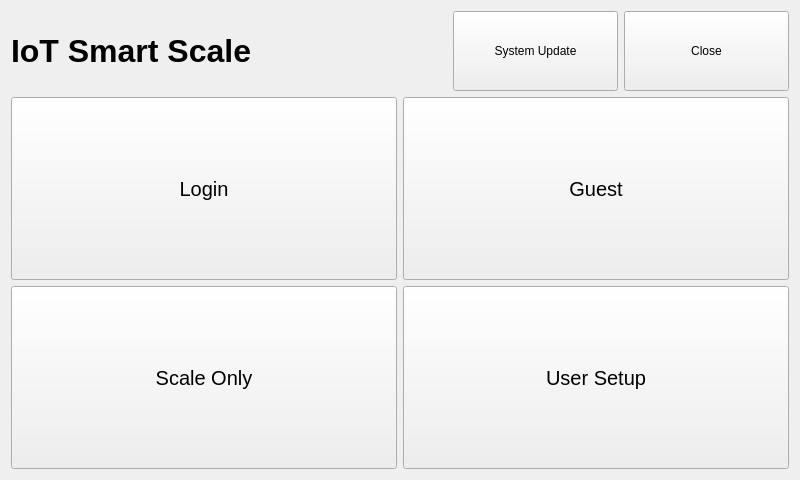
Old version of the form v3/qt/mainMenu/mainmenu.ui in the repository twschung/IoT-Smart-Scale.
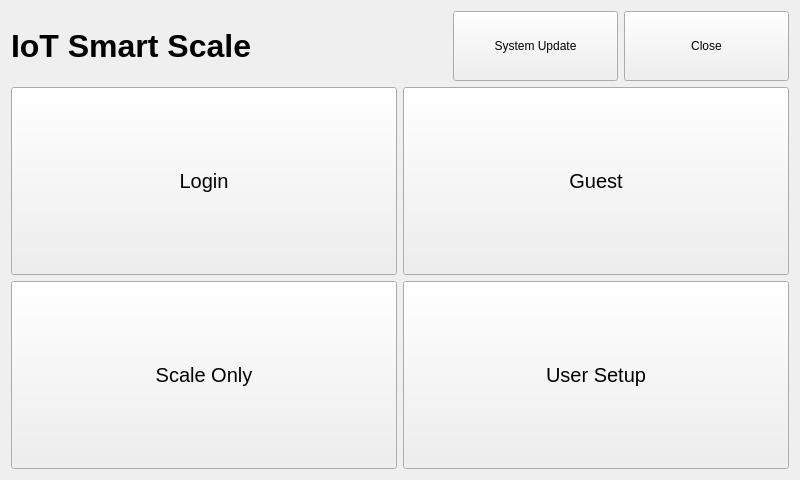
New version of the form.

```diff
--- a/v3/qt/mainMenu/mainmenu.ui
+++ b/v3/qt/mainMenu/mainmenu.ui
@@ -18,14 +18,9 @@
     <layout class="QHBoxLayout" name="horizontalLayout">
      <item>
       <widget class="QLabel" name="lbl_title">
-       <property name="minimumSize">
-        <size>
-         <width>341</width>
-         <height>20</height>
-        </size>
-       </property>
        <property name="font">
         <font>
+         <family>Arial</family>
          <pointsize>24</pointsize>
          <weight>75</weight>
          <bold>true</bold>
@@ -60,13 +55,13 @@
        <property name="minimumSize">
         <size>
          <width>165</width>
-         <height>80</height>
+         <height>70</height>
         </size>
        </property>
        <property name="maximumSize">
         <size>
          <width>16777215</width>
-         <height>100</height>
+         <height>80</height>
         </size>
        </property>
        <property name="text">
@@ -85,7 +80,7 @@
        <property name="minimumSize">
         <size>
          <width>165</width>
-         <height>80</height>
+         <height>70</height>
         </size>
        </property>
        <property name="maximumSize">
```
